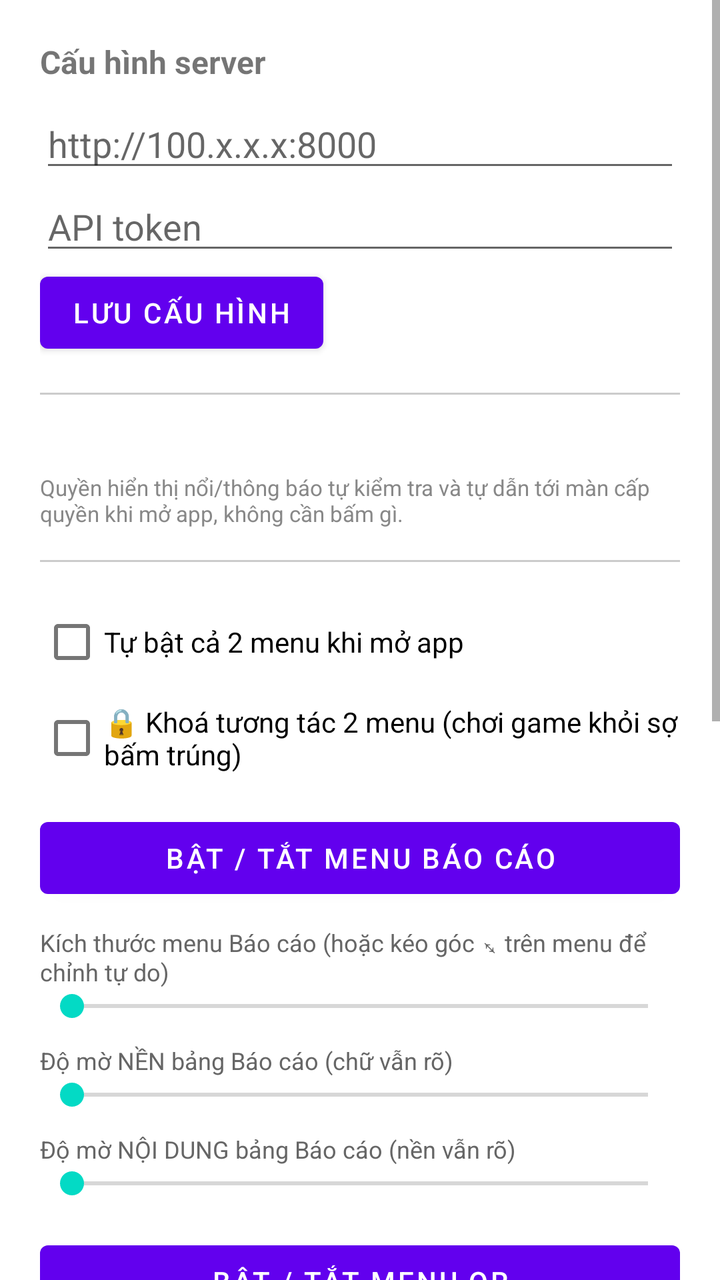
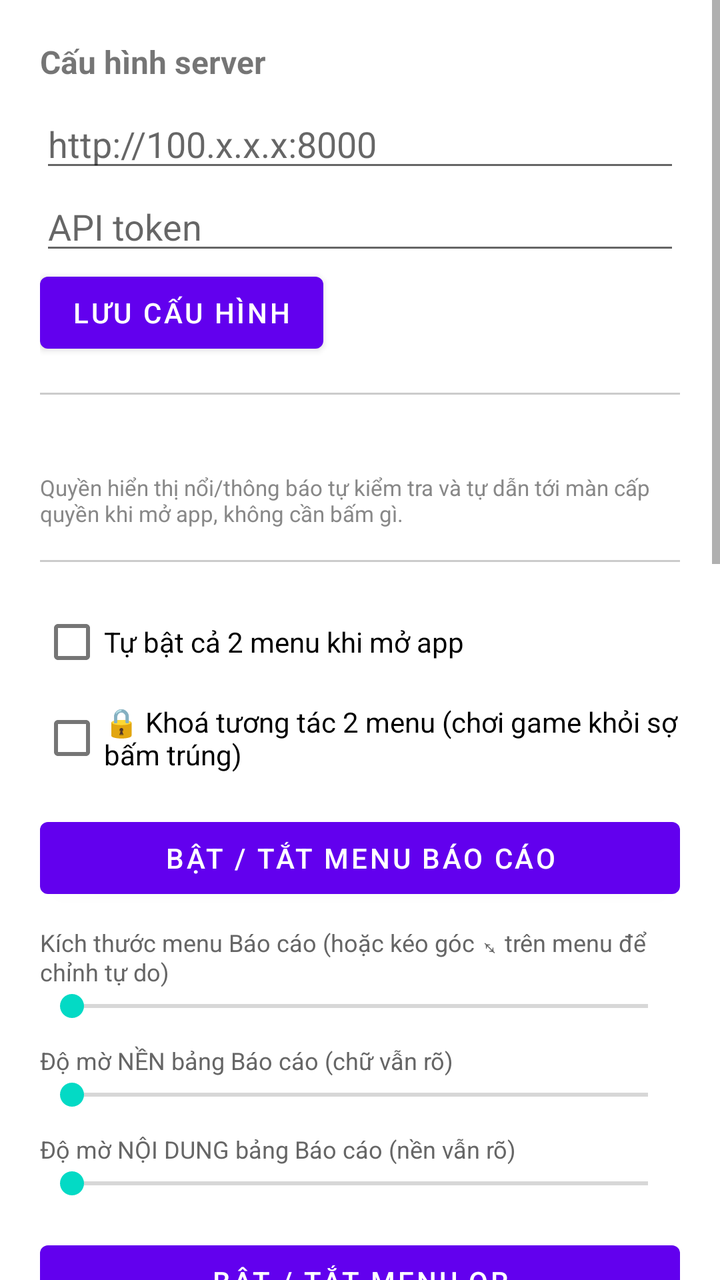

Compare the two renders of this Android layout. The source of the first and the diff that turns it into the second are given below.
<!-- AndroidManifest.xml: application theme Theme.DonateFloat -->
<!-- res/layout/activity_main.xml -->
<ScrollView xmlns:android="http://schemas.android.com/apk/res/android"
    android:layout_width="match_parent"
    android:layout_height="match_parent">

    <LinearLayout
        android:layout_width="match_parent"
        android:layout_height="wrap_content"
        android:orientation="vertical"
        android:padding="20dp">

        <TextView
            android:layout_width="wrap_content"
            android:layout_height="wrap_content"
            android:text="Cấu hình server"
            android:textStyle="bold"
            android:textSize="16sp"
            android:layout_marginBottom="8dp" />

        <EditText
            android:id="@+id/editServerUrl"
            android:layout_width="match_parent"
            android:layout_height="wrap_content"
            android:hint="http://100.x.x.x:8000" />

        <EditText
            android:id="@+id/editApiToken"
            android:layout_width="match_parent"
            android:layout_height="wrap_content"
            android:hint="API token"
            android:inputType="textPassword" />

        <Button
            android:id="@+id/btnSaveConfig"
            android:layout_width="wrap_content"
            android:layout_height="wrap_content"
            android:text="Lưu cấu hình" />

        <View style="@style/DividerLine" />

        <TextView
            android:id="@+id/textStatus"
            android:layout_width="wrap_content"
            android:layout_height="wrap_content"
            android:layout_marginBottom="4dp" />

        <TextView
            android:layout_width="wrap_content"
            android:layout_height="wrap_content"
            android:textSize="11sp"
            android:textColor="#888888"
            android:text="Quyền hiển thị nổi/thông báo tự kiểm tra và tự dẫn tới màn cấp quyền khi mở app, không cần bấm gì." />

        <View style="@style/DividerLine" />

        <CheckBox
            android:id="@+id/checkAutoStart"
            android:layout_width="match_parent"
            android:layout_height="wrap_content"
            android:text="Tự bật cả 2 menu khi mở app" />

        <CheckBox
            android:id="@+id/checkLocked"
            android:layout_width="match_parent"
            android:layout_height="wrap_content"
            android:text="🔒 Khoá tương tác 2 menu (chơi game khỏi sợ bấm trúng)" />

        <Button
            android:id="@+id/btnToggleReport"
            android:layout_width="match_parent"
            android:layout_height="wrap_content"
            android:layout_marginTop="12dp"
            android:text="Bật / tắt menu Báo cáo" />

        <TextView style="@style/SliderLabel" android:text="Kích thước menu Báo cáo (hoặc kéo góc ⤡ trên menu để chỉnh tự do)" />
        <SeekBar
            android:id="@+id/seekReportSize"
            android:layout_width="match_parent"
            android:layout_height="wrap_content"
            android:max="600"
            android:min="60" />

        <TextView style="@style/SliderLabel" android:text="Độ mờ NỀN bảng Báo cáo (chữ vẫn rõ)" />
        <SeekBar
            android:id="@+id/seekReportBgOpacity"
            android:layout_width="match_parent"
            android:layout_height="wrap_content"
            android:max="100"
            android:min="0" />

        <TextView style="@style/SliderLabel" android:text="Độ mờ NỘI DUNG bảng Báo cáo (nền vẫn rõ)" />
        <SeekBar
            android:id="@+id/seekReportContentOpacity"
            android:layout_width="match_parent"
            android:layout_height="wrap_content"
            android:max="100"
            android:min="0" />

        <Button
            android:id="@+id/btnToggleQR"
            android:layout_width="match_parent"
            android:layout_height="wrap_content"
            android:layout_marginTop="16dp"
            android:text="Bật / tắt menu QR" />

        <TextView style="@style/SliderLabel" android:text="Kích thước menu QR (hoặc kéo góc ⤡ trên menu để chỉnh tự do)" />
        <SeekBar
            android:id="@+id/seekQrSize"
            android:layout_width="match_parent"
            android:layout_height="wrap_content"
            android:max="600"
            android:min="60" />

        <TextView style="@style/SliderLabel" android:text="Độ mờ bảng QR" />
        <SeekBar
            android:id="@+id/seekQrOpacity"
            android:layout_width="match_parent"
            android:layout_height="wrap_content"
            android:max="100"
            android:min="20" />

        <TextView style="@style/SliderLabel" android:text="Độ mờ popup thông báo giao dịch mới" />
        <SeekBar
            android:id="@+id/seekAlertOpacity"
            android:layout_width="match_parent"
            android:layout_height="wrap_content"
            android:max="100"
            android:min="20" />

        <Button
            android:id="@+id/btnDemo"
            android:layout_width="match_parent"
            android:layout_height="wrap_content"
            android:layout_marginTop="16dp"
            android:backgroundTint="#FF9800"
            android:text="🧪 Xem thử (bơm dữ liệu demo để canh chỉnh)" />

        <View style="@style/DividerLine" />

        <TextView
            android:layout_width="wrap_content"
            android:layout_height="wrap_content"
            android:text="Thống kê"
            android:textStyle="bold"
            android:textSize="16sp"
            android:layout_marginBottom="8dp" />

        <TextView android:id="@+id/textStatToday" android:layout_width="match_parent" android:layout_height="wrap_content" android:textSize="13sp" android:paddingBottom="2dp" android:text="Hôm nay: —" />
        <TextView android:id="@+id/textStatYesterday" android:layout_width="match_parent" android:layout_height="wrap_content" android:textSize="13sp" android:paddingBottom="2dp" android:text="Hôm qua: —" />
        <TextView android:id="@+id/textStatBeforeYesterday" android:layout_width="match_parent" android:layout_height="wrap_content" android:textSize="13sp" android:paddingBottom="8dp" android:text="Hôm kia: —" />

        <Button
            android:id="@+id/btnRefreshStats"
            android:layout_width="match_parent"
            android:layout_height="wrap_content"
            android:text="Làm mới thống kê" />

        <Button
            android:id="@+id/btnHistory"
            android:layout_width="match_parent"
            android:layout_height="wrap_content"
            android:layout_marginTop="8dp"
            android:text="📜 Xem lịch sử giao dịch đầy đủ" />

    </LinearLayout>
</ScrollView>
<!-- resources referenced by this layout -->
<resources>
  <style name="DividerLine">
          <item name="android:layout_width">match_parent</item>
          <item name="android:layout_height">1dp</item>
          <item name="android:layout_marginTop">16dp</item>
          <item name="android:layout_marginBottom">16dp</item>
          <item name="android:background">#33000000</item>
      </style>
  <style name="SliderLabel">
          <item name="android:layout_width">wrap_content</item>
          <item name="android:layout_height">wrap_content</item>
          <item name="android:layout_marginTop">10dp</item>
          <item name="android:textSize">12sp</item>
          <item name="android:textColor">#666666</item>
      </style>
  <style name="Theme.DonateFloat" parent="Theme.MaterialComponents.DayNight.NoActionBar">
          <item name="colorPrimary">@color/purple_500</item>
          <item name="colorPrimaryDark">@color/purple_700</item>
          <item name="colorAccent">@color/teal_200</item>
      </style>
  <color name="purple_500">#FF6200EE</color>
  <color name="purple_700">#FF3700B3</color>
  <color name="teal_200">#FF03DAC5</color>
</resources>

<!-- the commit's change to res/layout/activity_main.xml (unified diff, before → after) -->
@@ -139,6 +139,53 @@
         <TextView
             android:layout_width="wrap_content"
             android:layout_height="wrap_content"
+            android:text="Menu Ghi chú nổi (menu rời #3)"
+            android:textStyle="bold"
+            android:textSize="16sp"
+            android:layout_marginBottom="8dp" />
+
+        <EditText
+            android:id="@+id/editNoteText"
+            android:layout_width="match_parent"
+            android:layout_height="wrap_content"
+            android:hint="Nội dung muốn hiện nổi trên màn hình..."
+            android:minLines="2"
+            android:gravity="top" />
+
+        <Button
+            android:id="@+id/btnSaveNote"
+            android:layout_width="wrap_content"
+            android:layout_height="wrap_content"
+            android:text="Lưu nội dung ghi chú" />
+
+        <Button
+            android:id="@+id/btnToggleNote"
+            android:layout_width="match_parent"
+            android:layout_height="wrap_content"
+            android:layout_marginTop="8dp"
+            android:text="Bật / tắt menu Ghi chú" />
+
+        <TextView style="@style/SliderLabel" android:text="Kích thước menu Ghi chú (hoặc kéo góc bất kỳ trên menu)" />
+        <SeekBar
+            android:id="@+id/seekNoteSize"
+            android:layout_width="match_parent"
+            android:layout_height="wrap_content"
+            android:max="600"
+            android:min="60" />
+
+        <TextView style="@style/SliderLabel" android:text="Độ mờ menu Ghi chú" />
+        <SeekBar
+            android:id="@+id/seekNoteOpacity"
+            android:layout_width="match_parent"
+            android:layout_height="wrap_content"
+            android:max="100"
+            android:min="0" />
+
+        <View style="@style/DividerLine" />
+
+        <TextView
+            android:layout_width="wrap_content"
+            android:layout_height="wrap_content"
             android:text="Thống kê"
             android:textStyle="bold"
             android:textSize="16sp"
